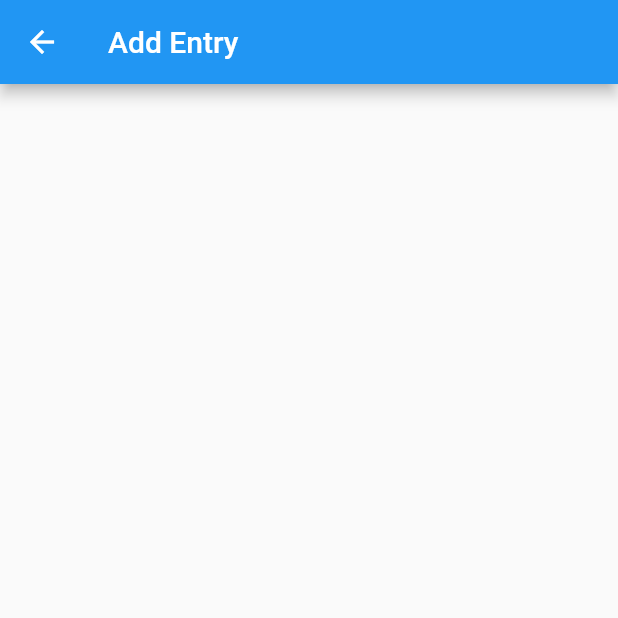
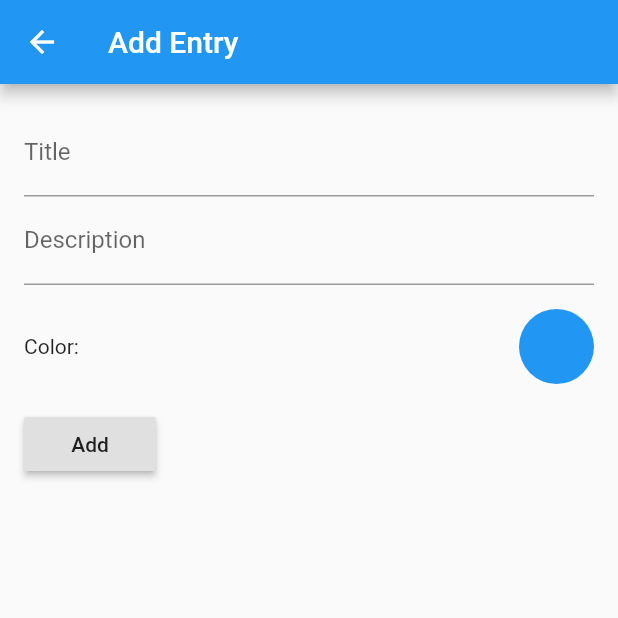
Before and after one commit to apally-orange/demo_animations, a Flutter app: the AddEntryWidget screen opened directly, on a phone screen of 412 x 824 dp, the top half of it. Run offline on Flutter 3.47's test engine with Material 2 defaults, Android fonts, the phone set to English and light mode, and no system bars; missing offline and left inert: flutter_material_color_picker.

Commit message:
Add list of data

```diff
--- a/lib/add_entry_widget.dart
+++ b/lib/add_entry_widget.dart
@@ -1,7 +1,50 @@
+import 'package:demo_animations/data.dart';
+import 'package:demo_animations/repo.dart';
 import 'package:flutter/material.dart';
+import 'package:flutter_material_color_picker/flutter_material_color_picker.dart';
 
-class AddEntryWidget extends StatelessWidget {
+class AddEntryWidget extends StatefulWidget {
   const AddEntryWidget({Key key}) : super(key: key);
+
+  @override
+  _AddEntryWidgetState createState() => _AddEntryWidgetState();
+}
+
+class _AddEntryWidgetState extends State<AddEntryWidget> {
+  final _formKey = GlobalKey<FormState>();
+  final _data = Data();
+
+  @override
+  void initState() {
+    _data.color = Colors.blue;
+    super.initState();
+  }
+
+  void _openDialog() {
+    showDialog(
+      context: context,
+      builder: (_) {
+        return AlertDialog(
+          contentPadding: const EdgeInsets.all(6.0),
+          title: Text("Choose color"),
+          content: MaterialColorPicker(
+            selectedColor: _data.color,
+            allowShades: false,
+            onColorChange: (color) => setState(() => _data.color = color),
+            onMainColorChange: (color) => setState(() => _data.color = color),
+          ),
+          actions: [
+            FlatButton(
+              child: Text('Close'),
+              onPressed: () {
+                Navigator.of(context).pop();
+              },
+            ),
+          ],
+        );
+      },
+    );
+  }
 
   @override
   Widget build(BuildContext context) {
@@ -9,7 +52,64 @@ class AddEntryWidget extends StatelessWidget {
       appBar: AppBar(
         title: Text("Add Entry"),
       ),
-      body: Container(),
+      body: Container(
+        padding: const EdgeInsets.symmetric(vertical: 16.0, horizontal: 16.0),
+        child: Form(
+          key: _formKey,
+          child: Column(
+            mainAxisAlignment: MainAxisAlignment.start,
+            crossAxisAlignment: CrossAxisAlignment.start,
+            mainAxisSize: MainAxisSize.min,
+            children: <Widget>[
+              TextFormField(
+                decoration: InputDecoration(labelText: 'Title'),
+                validator: (value) {
+                  if (value.isEmpty) {
+                    return 'Please enter your title.';
+                  }
+                },
+                onSaved: (val) => setState(() => _data.title = val),
+              ),
+              TextFormField(
+                decoration: InputDecoration(labelText: 'Description'),
+                validator: (value) {
+                  if (value.isEmpty) {
+                    return 'Please enter your description.';
+                  }
+                },
+                onSaved: (val) => setState(() => _data.description = val),
+              ),
+              Container(
+                padding: const EdgeInsets.symmetric(vertical: 16.0),
+                child: Row(
+                  mainAxisAlignment: MainAxisAlignment.spaceBetween,
+                  mainAxisSize: MainAxisSize.max,
+                  children: [
+                    Text("Color:"),
+                    GestureDetector(
+                      onTap: () => _openDialog(),
+                      child: CircleAvatar(
+                        backgroundColor: _data.color,
+                        radius: 25.0,
+                      ),
+                    ),
+                  ],
+                ),
+              ),
+              RaisedButton(
+                  onPressed: () {
+                    final form = _formKey.currentState;
+                    if (form.validate()) {
+                      form.save();
+                      Repo().addData(_data);
+                      Navigator.of(context).pop();
+                    }
+                  },
+                  child: Text('Add')),
+            ],
+          ),
+        ),
+      ),
     );
   }
 }
--- /dev/null
+++ b/lib/data.dart
@@ -0,0 +1,9 @@
+import 'package:flutter/material.dart';
+
+class Data {
+  String title;
+  String description;
+  Color color;
+
+  Data({this.title, this.description, this.color});
+}
--- /dev/null
+++ b/lib/detail_card.dart
@@ -0,0 +1,20 @@
+import 'package:demo_animations/data.dart';
+import 'package:flutter/material.dart';
+
+class DetailCard extends StatelessWidget {
+  final Data data;
+  const DetailCard(this.data);
+
+  @override
+  Widget build(BuildContext context) {
+    return Scaffold(
+      appBar: AppBar(
+        title: Text(data.title),
+        backgroundColor: data.color,
+      ),
+      body: Center(
+        child: Text(data.description),
+      ),
+    );
+  }
+}
--- /dev/null
+++ b/lib/repo.dart
@@ -0,0 +1,33 @@
+import 'dart:async';
+
+import 'package:demo_animations/data.dart';
+import 'package:flutter/material.dart';
+
+class Repo {
+  static final Repo _instance = Repo._internal();
+
+  factory Repo() {
+    return _instance;
+  }
+
+  Repo._internal() {
+    s.add(_listData);
+  }
+
+  StreamController s = new StreamController<List<Data>>();
+
+  List<Data> _listData = [
+    Data(title: "Orange", description: "Orange color", color: Colors.orange),
+    Data(title: "Blue", description: "Blue color", color: Colors.blue),
+    Data(title: "Yellow", description: "Yellow color", color: Colors.yellow),
+    Data(title: "Green", description: "Green color", color: Colors.green),
+    Data(title: "Grey", description: "Grey color", color: Colors.grey),
+  ];
+
+  Stream<List<Data>> get list => s.stream;
+
+  void addData(Data data) {
+    _listData.add(data);
+    s.sink.add(_listData);
+  }
+}
--- a/pubspec.yaml
+++ b/pubspec.yaml
@@ -24,6 +24,8 @@ dependencies:
   # Use with the CupertinoIcons class for iOS style icons.
   cupertino_icons: ^0.1.2
   animations: ^1.0.0+5
+  flutter_material_color_picker: ^1.0.5
+
 
 dev_dependencies:
   flutter_test:
```
Also changed, not shown: lib/main.dart (+69 -9 lines), pubspec.lock.
